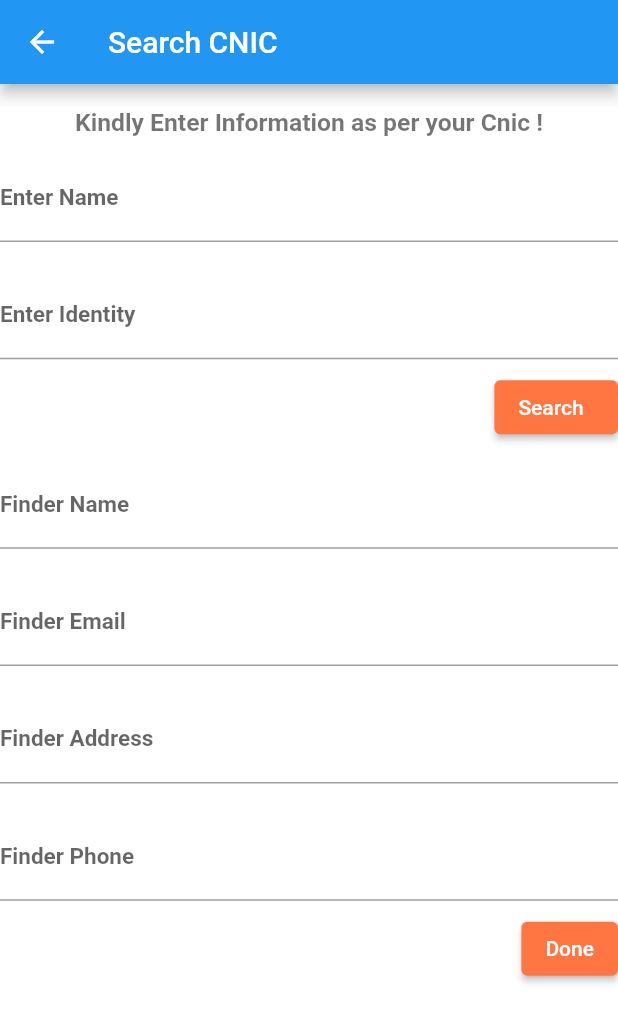
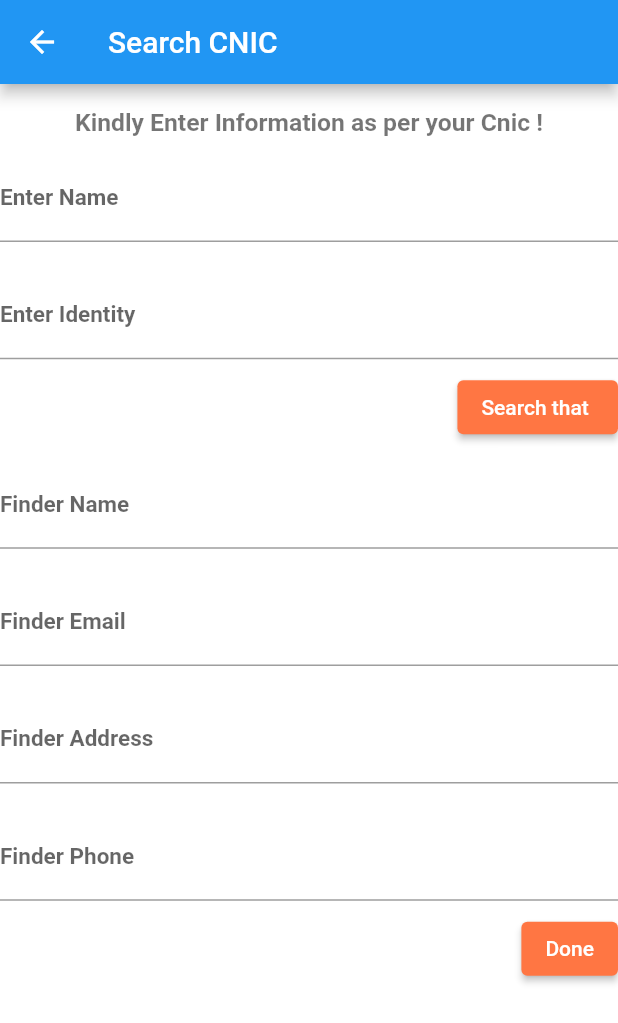
Before and after one commit to iHamza7/Last-year-Project, a Flutter app: the CnicFind screen opened by its route, on a phone screen of 412 x 824 dp. Shown: the top 1023 px of the screen. Run offline on Flutter 3.47's test engine with Material 2 defaults, Android fonts, the phone set to English and light mode, and no system bars; our stand-ins replace cloud_firestore, firebase_core, image_picker; missing offline and left inert: pakistan_cnic; accounts and stored records are empty.

Commit message:
lib changed

```diff
--- a/lib/cnic_findupload/cnic_find.dart
+++ b/lib/cnic_findupload/cnic_find.dart
@@ -82,7 +82,7 @@ class _CnicFindState extends State<CnicFind> {
                       finderPhone.text = dataShot['FinderPhone'];
                     } else {}
                   },
-                  child: const Text('Search  '),
+                  child: const Text('Search that '),
                 ),
               ],
             ),
```
